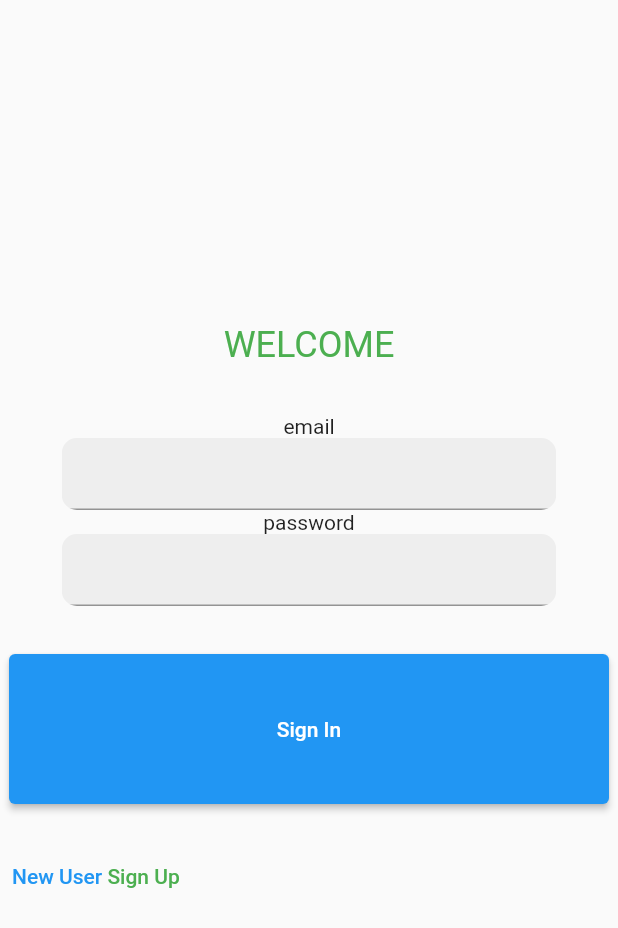
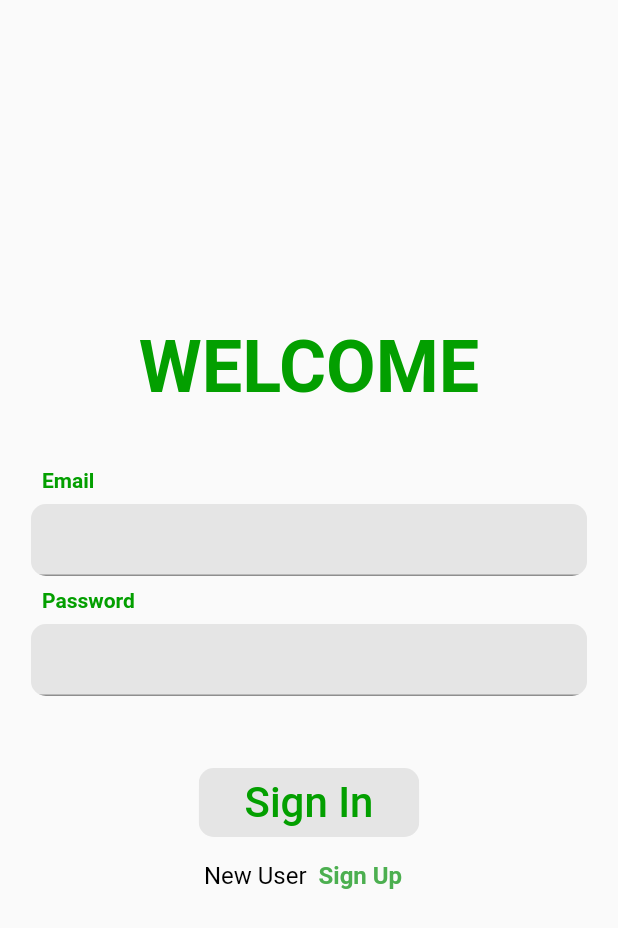
Before and after one commit to Avichal-Suneja/fiver_grocery_app, a Flutter app: what showSignIn() shows on an empty page, opened directly, on a phone screen of 412 x 824 dp. Shown: the top 928 px of the screen. Run offline on Flutter 3.47's test engine with Material 2 defaults, Android fonts, the phone set to English and light mode, and no system bars; our stand-ins replace cloud_firestore, firebase_auth, firebase_core, get; accounts and stored records are empty.

Commit message:
authview_changed

```diff
--- a/lib/Modules/Authentication/Controllers/auth_controller.dart
+++ b/lib/Modules/Authentication/Controllers/auth_controller.dart
@@ -6,7 +6,7 @@ import 'package:grocery_app/Services/DatabaseService.dart';
 class AuthController extends GetxController{
   final _auth = Get.put(AuthService());
   final _db = Get.put(DatabaseService());
-  RxBool signUpBool = false.obs;
+  RxBool signUpBool = true.obs;
 
   TextEditingController nameController = new TextEditingController();
   TextEditingController phoneController = new TextEditingController();
--- a/lib/Modules/Authentication/Views/auth_view.dart
+++ b/lib/Modules/Authentication/Views/auth_view.dart
@@ -1,6 +1,7 @@
 import 'package:flutter/material.dart';
 import 'package:get/get.dart';
 import 'package:grocery_app/Modules/Authentication/Controllers/auth_controller.dart';
+
 class AuthView extends StatelessWidget {
   const AuthView({Key? key}) : super(key: key);
 
@@ -12,72 +13,111 @@ class AuthView extends StatelessWidget {
 }
 
 Widget showSignIn(AuthController controller){
-  return Container(
-    width: Get.width,
-    height: Get.height,
+  return Scaffold(
+    // decoration: BoxDecoration(
+    //   image: DecorationImage(
+    //     image: Image.asset('background.jpg')
+    //   )
+    // ),
 
-    /*decoration: BoxDecoration(
-      image: DecorationImage(
-        image: Image.asset('')
-      )
-    ),*/
-
-    child: Column(
+    body:
+    Column(
       mainAxisAlignment: MainAxisAlignment.center,
+      crossAxisAlignment: CrossAxisAlignment.start,
       children: [
-        Text(
+        Center(
+          child: Text(
             'WELCOME',
             style: TextStyle(
-              fontSize: 24,
-              color: Colors.green
+                fontSize: 48,
+                color: Color(0xff039f00),
+                fontWeight: FontWeight.bold
             ),
           ),
-        SizedBox(height: 32),
-        Text('email'),
-        ClipRRect(
+        ),
+        SizedBox(height: 40),
+        Padding(
+          padding: const EdgeInsets.fromLTRB(28.0, 0, 0, 0),
+          child: Text('Email', style: TextStyle(
+            color: Color(0xff039f00),
+              fontWeight: FontWeight.bold
+          ),),
+        ),
+        SizedBox(height: 8),
+        Center(
+          child: ClipRRect(
             borderRadius: BorderRadius.circular(10),
             child: Container(
-            color: Colors.grey[200],
-            width: Get.width*0.8,
+              color: Color(0xffe5e5e5),
+              width: Get.width*0.9,
               child: TextField(
                 controller: controller.emailController,
               ),
             ),
           ),
-
-        Text('password'),
-        ClipRRect(
+        ),
+        SizedBox(height: 8),
+        Padding(
+          padding: const EdgeInsets.fromLTRB(28.0, 0, 0, 0),
+          child: Text('Password',style: TextStyle(
+            color: Color(0xff039f00),
+            fontWeight: FontWeight.bold
+          ),),
+        ),
+        SizedBox(height: 8),
+        Center(
+          child: ClipRRect(
             borderRadius: BorderRadius.circular(10),
             child: Container(
-            color: Colors.grey[200],
-            width: Get.width*0.8,
+              color: Color(0xffe5e5e5),
+              width: Get.width*0.9,
               child: TextField(
                 obscureText: true,
                 controller: controller.passwordController,
               ),
             ),
           ),
-        SizedBox(height: 32),
-        SizedBox(
-          height: 100,
-          width: 400,
+        ),
+        SizedBox(height: 48),
+        Center(
+          child: ClipRRect(
+          borderRadius: BorderRadius.circular(10),
+          child: SizedBox(
+            height: 46,
+            width: 147,
             child: ElevatedButton(
               onPressed: controller.signIn,
-            child: Text('Sign In'),
+              style: ElevatedButton.styleFrom(
+                primary: Color(0xffe5e5e5),
+                shadowColor: Colors.black12,
+                elevation: 5
+              ),
+              child: Text('Sign In', style: TextStyle(
+                fontSize: 28,
+                color: Color(0xff039f00)
+              ),),
             ),
           ),
-        SizedBox(height: 24),
-        TextButton(
-          child: Row(
+          ),
+        ),
+        SizedBox(height: 2),
+
+          Row(
+            mainAxisAlignment: MainAxisAlignment.center,
             children: [
-              Text('New User '),
-              Text('Sign Up', style: TextStyle(
-                color: Colors.green
+              Text('New User', style: TextStyle(
+                  color: Colors.black,
+                  fontSize: 16
+          )),
+              TextButton(onPressed: controller.showSignUp,
+                child: Text('Sign Up', style: TextStyle(
+                  color: Colors.green,
+                  fontSize: 16,
+                    fontWeight: FontWeight.bold
                 ))
+              ),
             ],
           ),
-          onPressed: controller.showSignUp,
-        )
       ],
     ),
   );
--- a/pubspec.yaml
+++ b/pubspec.yaml
@@ -53,6 +53,7 @@ flutter:
   # To add assets to your application, add an assets section, like this:
   assets:
     - assets/splash.jpeg
+    - assets/background.jpg
 
 
   # An image asset can refer to one or more resolution-specific "variants", see
```
Also changed, not shown: assets/background.jpg (added). Lines whose indentation alone changed are shown as unchanged.
